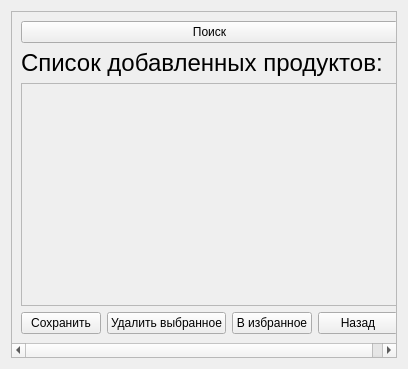
Above: Client/adder.ui from dinarasaveleva/Kursovaya before the change. Below: the same form after it.
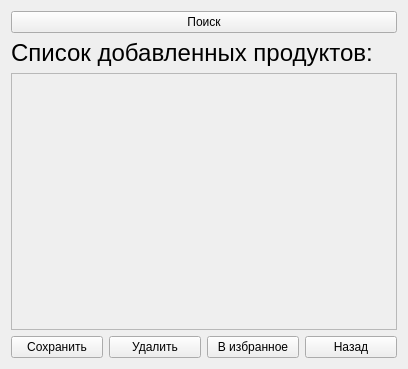
That is the form after the change.

```diff
--- a/Client/adder.ui
+++ b/Client/adder.ui
@@ -26,42 +26,64 @@
    <string>Form</string>
   </property>
   <layout class="QGridLayout" name="gridLayout">
-   <item row="0" column="0">
-    <widget class="QScrollArea" name="scrollArea">
-     <property name="widgetResizable">
-      <bool>true</bool>
-     </property>
-     <widget class="QWidget" name="scrollAreaWidgetContents">
-      <property name="geometry">
-       <rect>
-        <x>0</x>
-        <y>0</y>
-        <width>388</width>
-        <height>349</height>
-       </rect>
-      </property>
-      <layout class="QGridLayout" name="gridLayout_2">
-       <item row="6" column="0">
+   <item row="8" column="0">
         <widget class="QPushButton" name="SaveButton">
          <property name="text">
           <string>Сохранить</string>
          </property>
         </widget>
        </item>
-       <item row="6" column="3">
-        <widget class="QPushButton" name="BackButton">
-         <property name="text">
-          <string>Назад</string>
-         </property>
-        </widget>
-       </item>
        <item row="0" column="0" colspan="4">
         <widget class="QPushButton" name="FindButton">
+     <property name="sizePolicy">
+      <sizepolicy hsizetype="Expanding" vsizetype="Fixed">
+       <horstretch>0</horstretch>
+       <verstretch>0</verstretch>
+      </sizepolicy>
+     </property>
          <property name="text">
           <string>Поиск</string>
          </property>
         </widget>
        </item>
+   <item row="8" column="2">
+    <widget class="QPushButton" name="favButton">
+     <property name="text">
+      <string>В избранное</string>
+     </property>
+    </widget>
+   </item>
+   <item row="6" column="0" colspan="4">
+    <widget class="QScrollArea" name="scrollArea_2">
+     <property name="widgetResizable">
+      <bool>true</bool>
+     </property>
+     <widget class="QWidget" name="scrollAreaWidgetContents_2">
+      <property name="geometry">
+       <rect>
+        <x>0</x>
+        <y>0</y>
+        <width>388</width>
+        <height>256</height>
+       </rect>
+      </property>
+     </widget>
+    </widget>
+   </item>
+   <item row="8" column="3">
+    <widget class="QPushButton" name="BackButton">
+     <property name="text">
+      <string>Назад</string>
+     </property>
+    </widget>
+   </item>
+   <item row="8" column="1">
+    <widget class="QPushButton" name="DeleteButton">
+     <property name="text">
+      <string>Удалить</string>
+     </property>
+    </widget>
+   </item>
        <item row="1" column="0" colspan="4">
         <widget class="QLabel" name="label">
          <property name="sizePolicy">
@@ -76,47 +98,20 @@
           </font>
          </property>
          <property name="text">
-          <string>Список добавленных продуктов:</string>
+      <string>&lt;html&gt;&lt;head/&gt;&lt;body&gt;&lt;p align=&quot;center&quot;&gt;Список добавленных продуктов:&lt;/p&gt;&lt;/body&gt;&lt;/html&gt;</string>
          </property>
         </widget>
        </item>
-       <item row="2" column="0" colspan="4">
-        <widget class="QScrollArea" name="scrollArea_2">
-         <property name="widgetResizable">
-          <bool>true</bool>
-         </property>
-         <widget class="QWidget" name="scrollAreaWidgetContents_2">
-          <property name="geometry">
-           <rect>
-            <x>0</x>
-            <y>0</y>
-            <width>368</width>
-            <height>236</height>
-           </rect>
-          </property>
-         </widget>
-        </widget>
-       </item>
-       <item row="6" column="1">
-        <widget class="QPushButton" name="DeleteButton">
-         <property name="text">
-          <string>Удалить выбранное</string>
-         </property>
-        </widget>
-       </item>
-       <item row="6" column="2">
-        <widget class="QPushButton" name="favButton">
-         <property name="text">
-          <string>В избранное</string>
-         </property>
-        </widget>
-       </item>
-      </layout>
-     </widget>
-    </widget>
-   </item>
-  </layout>
- </widget>
+  </layout>
+ </widget>
+ <tabstops>
+  <tabstop>FindButton</tabstop>
+  <tabstop>SaveButton</tabstop>
+  <tabstop>DeleteButton</tabstop>
+  <tabstop>favButton</tabstop>
+  <tabstop>BackButton</tabstop>
+  <tabstop>scrollArea_2</tabstop>
+ </tabstops>
  <resources/>
  <connections/>
 </ui>
```
Lines whose indentation alone changed are shown as unchanged.
